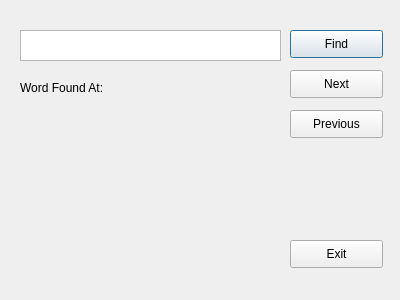
This is src/findwordwindow.ui in jeffuong/Axolotl as Qt 5 draws it before an edit. The edited form follows.
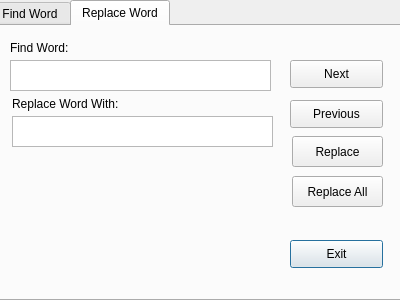
This is the edited form.

Commit message: added in find next and previous, and replace window

Diff of the .ui file:
```diff
--- a/src/findwordwindow.ui
+++ b/src/findwordwindow.ui
@@ -13,11 +13,122 @@
   <property name="windowTitle">
    <string>Dialog</string>
   </property>
+  <widget class="QPushButton" name="exitButton">
+   <property name="geometry">
+    <rect>
+     <x>290</x>
+     <y>240</y>
+     <width>93</width>
+     <height>28</height>
+    </rect>
+   </property>
+   <property name="text">
+    <string>Exit</string>
+   </property>
+  </widget>
+  <widget class="QTabWidget" name="tabWidget">
+   <property name="geometry">
+    <rect>
+     <x>-10</x>
+     <y>0</y>
+     <width>411</width>
+     <height>301</height>
+    </rect>
+   </property>
+   <property name="currentIndex">
+    <number>1</number>
+   </property>
+   <widget class="QWidget" name="findTab">
+    <attribute name="title">
+     <string>Find Word</string>
+    </attribute>
+    <widget class="QPushButton" name="findWordButton">
+     <property name="geometry">
+      <rect>
+       <x>300</x>
+       <y>120</y>
+       <width>93</width>
+       <height>28</height>
+      </rect>
+     </property>
+     <property name="text">
+      <string>Find</string>
+     </property>
+    </widget>
+   </widget>
+   <widget class="QWidget" name="replaceTab">
+    <attribute name="title">
+     <string>Replace Word</string>
+    </attribute>
+    <widget class="QLabel" name="label_2">
+     <property name="geometry">
+      <rect>
+       <x>20</x>
+       <y>70</y>
+       <width>111</width>
+       <height>16</height>
+      </rect>
+     </property>
+     <property name="text">
+      <string>Replace Word With:</string>
+     </property>
+    </widget>
+    <widget class="QPlainTextEdit" name="replaceWordText">
+     <property name="geometry">
+      <rect>
+       <x>20</x>
+       <y>90</y>
+       <width>261</width>
+       <height>31</height>
+      </rect>
+     </property>
+    </widget>
+    <widget class="QPushButton" name="replaceButton">
+     <property name="geometry">
+      <rect>
+       <x>300</x>
+       <y>110</y>
+       <width>91</width>
+       <height>31</height>
+      </rect>
+     </property>
+     <property name="text">
+      <string>Replace</string>
+     </property>
+    </widget>
+    <widget class="QPushButton" name="replaceAllButton">
+     <property name="geometry">
+      <rect>
+       <x>300</x>
+       <y>150</y>
+       <width>91</width>
+       <height>31</height>
+      </rect>
+     </property>
+     <property name="text">
+      <string>Replace All</string>
+     </property>
+    </widget>
+   </widget>
+  </widget>
+  <widget class="QLabel" name="label">
+   <property name="geometry">
+    <rect>
+     <x>10</x>
+     <y>40</y>
+     <width>81</width>
+     <height>16</height>
+    </rect>
+   </property>
+   <property name="text">
+    <string>Find Word:</string>
+   </property>
+  </widget>
   <widget class="QPlainTextEdit" name="wordToFind">
    <property name="geometry">
     <rect>
-     <x>20</x>
-     <y>30</y>
+     <x>10</x>
+     <y>60</y>
      <width>261</width>
      <height>31</height>
     </rect>
@@ -26,63 +137,11 @@
     <string/>
    </property>
   </widget>
-  <widget class="QPushButton" name="findWordButton">
-   <property name="geometry">
-    <rect>
-     <x>290</x>
-     <y>30</y>
-     <width>93</width>
-     <height>28</height>
-    </rect>
-   </property>
-   <property name="text">
-    <string>Find</string>
-   </property>
-  </widget>
-  <widget class="QLabel" name="label">
-   <property name="geometry">
-    <rect>
-     <x>20</x>
-     <y>80</y>
-     <width>101</width>
-     <height>16</height>
-    </rect>
-   </property>
-   <property name="text">
-    <string>Word Found At: </string>
-   </property>
-  </widget>
-  <widget class="QLabel" name="wordPosLabel">
-   <property name="geometry">
-    <rect>
-     <x>120</x>
-     <y>80</y>
-     <width>271</width>
-     <height>16</height>
-    </rect>
-   </property>
-   <property name="text">
-    <string/>
-   </property>
-  </widget>
-  <widget class="QPushButton" name="exitButton">
-   <property name="geometry">
-    <rect>
-     <x>290</x>
-     <y>240</y>
-     <width>93</width>
-     <height>28</height>
-    </rect>
-   </property>
-   <property name="text">
-    <string>Exit</string>
-   </property>
-  </widget>
   <widget class="QPushButton" name="nextButton">
    <property name="geometry">
     <rect>
      <x>290</x>
-     <y>70</y>
+     <y>60</y>
      <width>93</width>
      <height>28</height>
     </rect>
@@ -95,7 +154,7 @@
    <property name="geometry">
     <rect>
      <x>290</x>
-     <y>110</y>
+     <y>100</y>
      <width>93</width>
      <height>28</height>
     </rect>
@@ -104,6 +163,12 @@
     <string>Previous</string>
    </property>
   </widget>
+  <zorder>tabWidget</zorder>
+  <zorder>exitButton</zorder>
+  <zorder>label</zorder>
+  <zorder>wordToFind</zorder>
+  <zorder>nextButton</zorder>
+  <zorder>previousButton</zorder>
  </widget>
  <resources/>
  <connections>
```
Left out of the diff: 19 changed lines with no effect on the pictures. The commit also changes 4 other files.
